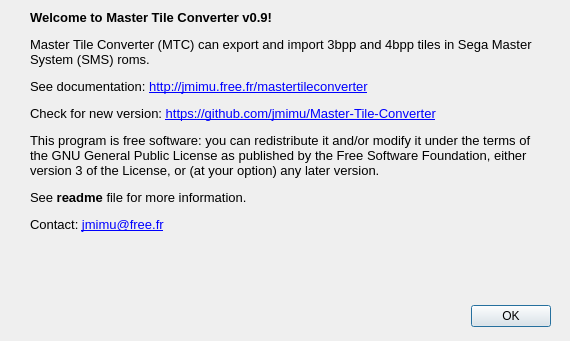
Qt form dialog_about.ui (jmimu/Master-Tile-Converter) before a commit.
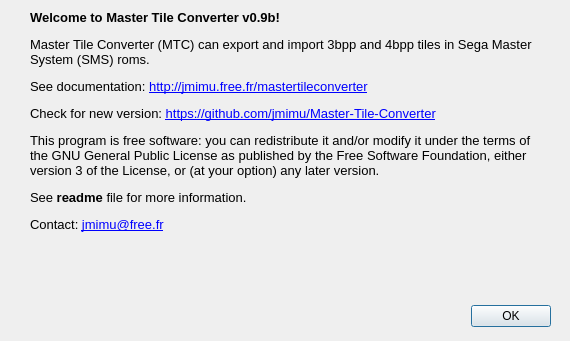
The same form after that commit. Icons and pictures are not drawn.

Commit message: version 0.9b: fixed compression and crash

The edit to the form file:
```diff
--- a/dialog_about.ui
+++ b/dialog_about.ui
@@ -46,14 +46,14 @@
     <string>&lt;!DOCTYPE HTML PUBLIC &quot;-//W3C//DTD HTML 4.0//EN&quot; &quot;http://www.w3.org/TR/REC-html40/strict.dtd&quot;&gt;
 &lt;html&gt;&lt;head&gt;&lt;meta name=&quot;qrichtext&quot; content=&quot;1&quot; /&gt;&lt;style type=&quot;text/css&quot;&gt;
 p, li { white-space: pre-wrap; }
-&lt;/style&gt;&lt;/head&gt;&lt;body style=&quot; font-family:'Sans'; font-size:10pt; font-weight:400; font-style:normal;&quot;&gt;
-&lt;p style=&quot; margin-top:16px; margin-bottom:12px; margin-left:0px; margin-right:0px; -qt-block-indent:0; text-indent:0px;&quot;&gt;&lt;span style=&quot; font-weight:600;&quot;&gt;Welcome to Master Tile Converter v0.9!&lt;/span&gt;&lt;/p&gt;
-&lt;p style=&quot; margin-top:12px; margin-bottom:12px; margin-left:0px; margin-right:0px; -qt-block-indent:0; text-indent:0px;&quot;&gt;Master Tile Converter (MTC) can export and import 3bpp and 4bpp tiles in Sega Master System (SMS) roms.&lt;/p&gt;
-&lt;p style=&quot; margin-top:12px; margin-bottom:12px; margin-left:0px; margin-right:0px; -qt-block-indent:0; text-indent:0px;&quot;&gt;See documentation: &lt;a href=&quot;http://jmimu.free.fr/mastertileconverter&quot;&gt;&lt;span style=&quot; text-decoration: underline; color:#0000ff;&quot;&gt;http://jmimu.free.fr/mastertileconverter&lt;/span&gt;&lt;/a&gt;&lt;/p&gt;
-&lt;p style=&quot; margin-top:12px; margin-bottom:12px; margin-left:0px; margin-right:0px; -qt-block-indent:0; text-indent:0px;&quot;&gt;Check for new version: &lt;a href=&quot;https://github.com/jmimu/Master-Tile-Converter&quot;&gt;&lt;span style=&quot; text-decoration: underline; color:#0000ff;&quot;&gt;https://github.com/jmimu/Master-Tile-Converter&lt;/span&gt;&lt;/a&gt;&lt;/p&gt;
-&lt;p style=&quot; margin-top:12px; margin-bottom:12px; margin-left:0px; margin-right:0px; -qt-block-indent:0; text-indent:0px;&quot;&gt;This program is free software: you can redistribute it and/or modify it under the terms of the GNU General Public License as published by the Free Software Foundation, either version 3 of the License, or (at your option) any later version.&lt;/p&gt;
-&lt;p style=&quot; margin-top:12px; margin-bottom:12px; margin-left:0px; margin-right:0px; -qt-block-indent:0; text-indent:0px;&quot;&gt;See &lt;span style=&quot; font-weight:600;&quot;&gt;readme&lt;/span&gt; file for more information.&lt;/p&gt;
-&lt;p style=&quot; margin-top:12px; margin-bottom:12px; margin-left:0px; margin-right:0px; -qt-block-indent:0; text-indent:0px;&quot;&gt;Contact: &lt;a href=&quot;mailto:jmimu@free.fr&quot;&gt;&lt;span style=&quot; text-decoration: underline; color:#0000ff;&quot;&gt;jmimu@free.fr&lt;/span&gt;&lt;/a&gt; &lt;/p&gt;&lt;/body&gt;&lt;/html&gt;</string>
+&lt;/style&gt;&lt;/head&gt;&lt;body style=&quot; font-family:'Sans Serif'; font-size:9pt; font-weight:400; font-style:normal;&quot;&gt;
+&lt;p style=&quot; margin-top:16px; margin-bottom:12px; margin-left:0px; margin-right:0px; -qt-block-indent:0; text-indent:0px;&quot;&gt;&lt;span style=&quot; font-family:'Sans'; font-size:10pt; font-weight:600;&quot;&gt;Welcome to Master Tile Converter v0.9b!&lt;/span&gt;&lt;/p&gt;
+&lt;p style=&quot; margin-top:12px; margin-bottom:12px; margin-left:0px; margin-right:0px; -qt-block-indent:0; text-indent:0px;&quot;&gt;&lt;span style=&quot; font-family:'Sans'; font-size:10pt;&quot;&gt;Master Tile Converter (MTC) can export and import 3bpp and 4bpp tiles in Sega Master System (SMS) roms.&lt;/span&gt;&lt;/p&gt;
+&lt;p style=&quot; margin-top:12px; margin-bottom:12px; margin-left:0px; margin-right:0px; -qt-block-indent:0; text-indent:0px;&quot;&gt;&lt;span style=&quot; font-family:'Sans'; font-size:10pt;&quot;&gt;See documentation: &lt;/span&gt;&lt;a href=&quot;http://jmimu.free.fr/mastertileconverter&quot;&gt;&lt;span style=&quot; font-family:'Sans'; font-size:10pt; text-decoration: underline; color:#0000ff;&quot;&gt;http://jmimu.free.fr/mastertileconverter&lt;/span&gt;&lt;/a&gt;&lt;/p&gt;
+&lt;p style=&quot; margin-top:12px; margin-bottom:12px; margin-left:0px; margin-right:0px; -qt-block-indent:0; text-indent:0px;&quot;&gt;&lt;span style=&quot; font-family:'Sans'; font-size:10pt;&quot;&gt;Check for new version: &lt;/span&gt;&lt;a href=&quot;https://github.com/jmimu/Master-Tile-Converter&quot;&gt;&lt;span style=&quot; font-family:'Sans'; font-size:10pt; text-decoration: underline; color:#0000ff;&quot;&gt;https://github.com/jmimu/Master-Tile-Converter&lt;/span&gt;&lt;/a&gt;&lt;/p&gt;
+&lt;p style=&quot; margin-top:12px; margin-bottom:12px; margin-left:0px; margin-right:0px; -qt-block-indent:0; text-indent:0px;&quot;&gt;&lt;span style=&quot; font-family:'Sans'; font-size:10pt;&quot;&gt;This program is free software: you can redistribute it and/or modify it under the terms of the GNU General Public License as published by the Free Software Foundation, either version 3 of the License, or (at your option) any later version.&lt;/span&gt;&lt;/p&gt;
+&lt;p style=&quot; margin-top:12px; margin-bottom:12px; margin-left:0px; margin-right:0px; -qt-block-indent:0; text-indent:0px;&quot;&gt;&lt;span style=&quot; font-family:'Sans'; font-size:10pt;&quot;&gt;See &lt;/span&gt;&lt;span style=&quot; font-family:'Sans'; font-size:10pt; font-weight:600;&quot;&gt;readme&lt;/span&gt;&lt;span style=&quot; font-family:'Sans'; font-size:10pt;&quot;&gt; file for more information.&lt;/span&gt;&lt;/p&gt;
+&lt;p style=&quot; margin-top:12px; margin-bottom:12px; margin-left:0px; margin-right:0px; -qt-block-indent:0; text-indent:0px;&quot;&gt;&lt;span style=&quot; font-family:'Sans'; font-size:10pt;&quot;&gt;Contact: &lt;/span&gt;&lt;a href=&quot;mailto:jmimu@free.fr&quot;&gt;&lt;span style=&quot; font-family:'Sans'; font-size:10pt; text-decoration: underline; color:#0000ff;&quot;&gt;jmimu@free.fr&lt;/span&gt;&lt;/a&gt;&lt;span style=&quot; font-family:'Sans'; font-size:10pt;&quot;&gt; &lt;/span&gt;&lt;/p&gt;&lt;/body&gt;&lt;/html&gt;</string>
    </property>
    <property name="alignment">
     <set>Qt::AlignLeading|Qt::AlignLeft|Qt::AlignTop</set>
```
The commit also changes 3 other files.
